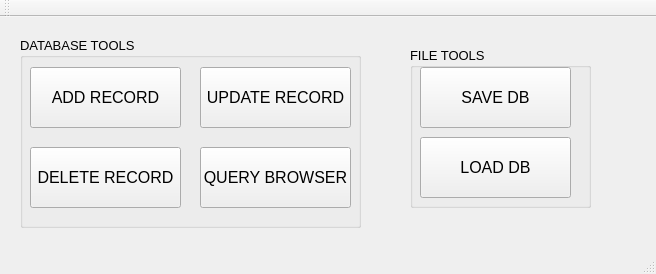
This is mainwindow.ui in rohinrohin/RecordIndexer as Qt 5 draws it before an edit. The edited form follows.
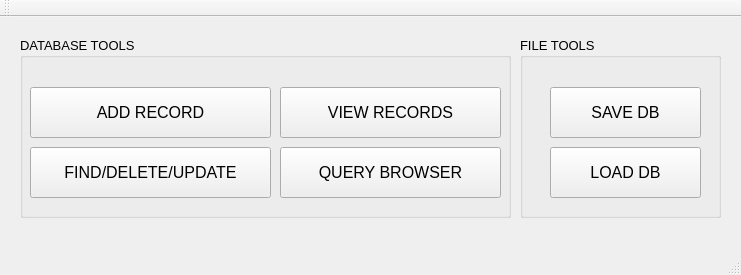
This is the edited form.

The edit to the form file:
```diff
--- a/mainwindow.ui
+++ b/mainwindow.ui
@@ -6,8 +6,8 @@
    <rect>
     <x>0</x>
     <y>0</y>
-    <width>656</width>
-    <height>274</height>
+    <width>741</width>
+    <height>275</height>
    </rect>
   </property>
   <property name="cursor">
@@ -38,10 +38,10 @@
    <widget class="QGroupBox" name="groupBox">
     <property name="geometry">
      <rect>
-      <x>410</x>
-      <y>30</y>
-      <width>181</width>
-      <height>161</height>
+      <x>520</x>
+      <y>20</y>
+      <width>201</width>
+      <height>181</height>
      </rect>
     </property>
     <property name="font">
@@ -55,10 +55,10 @@
     <widget class="QPushButton" name="pushButton_6">
      <property name="geometry">
       <rect>
-       <x>10</x>
-       <y>20</y>
+       <x>30</x>
+       <y>50</y>
        <width>151</width>
-       <height>61</height>
+       <height>51</height>
       </rect>
      </property>
      <property name="font">
@@ -73,10 +73,10 @@
     <widget class="QPushButton" name="pushButton_7">
      <property name="geometry">
       <rect>
-       <x>10</x>
-       <y>90</y>
+       <x>30</x>
+       <y>110</y>
        <width>151</width>
-       <height>61</height>
+       <height>51</height>
       </rect>
      </property>
      <property name="font">
@@ -94,8 +94,8 @@
      <rect>
       <x>20</x>
       <y>20</y>
-      <width>341</width>
-      <height>191</height>
+      <width>491</width>
+      <height>181</height>
      </rect>
     </property>
     <property name="font">
@@ -109,10 +109,10 @@
     <widget class="QPushButton" name="pushButton_4">
      <property name="geometry">
       <rect>
-       <x>180</x>
-       <y>30</y>
-       <width>151</width>
-       <height>61</height>
+       <x>260</x>
+       <y>50</y>
+       <width>221</width>
+       <height>51</height>
       </rect>
      </property>
      <property name="font">
@@ -121,16 +121,16 @@
       </font>
      </property>
      <property name="text">
-      <string>UPDATE RECORD</string>
+      <string>VIEW RECORDS</string>
      </property>
     </widget>
     <widget class="QPushButton" name="pushButton_3">
      <property name="geometry">
       <rect>
        <x>10</x>
-       <y>30</y>
-       <width>151</width>
-       <height>61</height>
+       <y>50</y>
+       <width>241</width>
+       <height>51</height>
       </rect>
      </property>
      <property name="font">
@@ -145,10 +145,10 @@
     <widget class="QPushButton" name="pushButton_8">
      <property name="geometry">
       <rect>
-       <x>180</x>
+       <x>260</x>
        <y>110</y>
-       <width>151</width>
-       <height>61</height>
+       <width>221</width>
+       <height>51</height>
       </rect>
      </property>
      <property name="font">
@@ -165,8 +165,8 @@
       <rect>
        <x>10</x>
        <y>110</y>
-       <width>151</width>
-       <height>61</height>
+       <width>241</width>
+       <height>51</height>
       </rect>
      </property>
      <property name="font">
@@ -175,7 +175,7 @@
       </font>
      </property>
      <property name="text">
-      <string>DELETE RECORD</string>
+      <string>FIND/DELETE/UPDATE</string>
      </property>
     </widget>
     <zorder>pushButton_3</zorder>
@@ -192,6 +192,15 @@
     <zorder>pushButton_5</zorder>
    </widget>
   </widget>
+  <widget class="QToolBar" name="mainToolBar">
+   <attribute name="toolBarArea">
+    <enum>TopToolBarArea</enum>
+   </attribute>
+   <attribute name="toolBarBreak">
+    <bool>false</bool>
+   </attribute>
+  </widget>
+  <widget class="QStatusBar" name="statusBar"/>
   <widget class="QMenuBar" name="menuBar">
    <property name="geometry">
     <rect>
@@ -202,15 +211,11 @@
     </rect>
    </property>
   </widget>
-  <widget class="QToolBar" name="mainToolBar">
-   <attribute name="toolBarArea">
-    <enum>TopToolBarArea</enum>
-   </attribute>
-   <attribute name="toolBarBreak">
-    <bool>false</bool>
-   </attribute>
-  </widget>
-  <widget class="QStatusBar" name="statusBar"/>
+  <action name="actionRECORD">
+   <property name="text">
+    <string>RECORD</string>
+   </property>
+  </action>
  </widget>
  <layoutdefault spacing="6" margin="11"/>
  <resources/>
```
Left out of the diff: 19 changed lines with no effect on the pictures.
